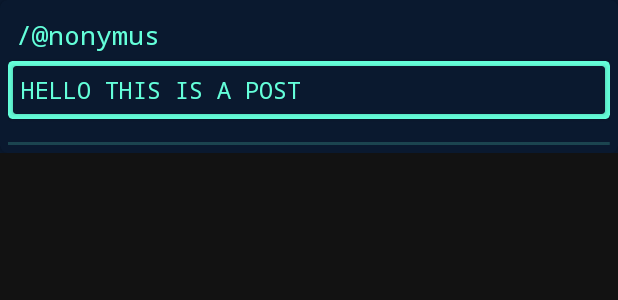
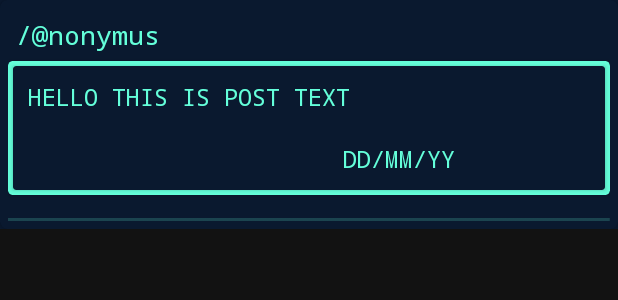
Before and after one commit to hiteshshimpi-55/Speak-Up, an Android app: the layout single_post_view.xml on its own in the app's theme, with its tools: preview values and no code run, on a phone screen of 412 x 824 dp. Shown: the top 300 px of the screen. Run offline under Robolectric (Android 15) with nearby library versions, the phone set to English and light mode, and no system bars.

```diff
--- a/app/src/main/java/com/example/apollo/NewPostActivity.java
+++ b/app/src/main/java/com/example/apollo/NewPostActivity.java
@@ -72,7 +72,7 @@ public class NewPostActivity extends AppCompatActivity {
                             Map<String,Object> postMap = new HashMap<>();
                             postMap.put("Post_Content",text);
                             postMap.put("User",currUser);
-                            postMap.put("TimeStamp",FieldValue.serverTimestamp().toString());
+                            postMap.put("TimeStamp",FieldValue.serverTimestamp());
 
                             firestore.collection("Posts").add(postMap).addOnCompleteListener(new OnCompleteListener<DocumentReference>() {
 
@@ -98,6 +98,7 @@ public class NewPostActivity extends AppCompatActivity {
                 {
                       Toast.makeText(NewPostActivity.this,"Error in posting",Toast.LENGTH_SHORT).show();
                 }
+                firestore.collection("Posts").document().update("TimeStamp",FieldValue.serverTimestamp());
             }
         });
     }
--- a/app/src/main/res/layout/activity_new_post.xml
+++ b/app/src/main/res/layout/activity_new_post.xml
@@ -34,6 +34,7 @@
         android:inputType="textMultiLine"
         android:padding="10dp"
         android:textColorHint="#AD64FFDA"
+        android:textColor="@color/bluish_green"
         app:layout_constraintEnd_toEndOf="parent"
         app:layout_constraintHorizontal_bias="0.529"
         app:layout_constraintStart_toStartOf="parent"
--- a/app/src/main/res/layout/single_post_view.xml
+++ b/app/src/main/res/layout/single_post_view.xml
@@ -65,15 +65,43 @@
                             app:layout_constraintStart_toStartOf="parent"
                             app:layout_constraintTop_toTopOf="parent">
 
-                            <TextView
-                                android:id="@+id/post_content"
+                            <androidx.constraintlayout.widget.ConstraintLayout
                                 android:layout_width="match_parent"
-                                android:layout_height="wrap_content"
-                                android:fontFamily="monospace"
-                                android:padding="5dp"
-                                android:text="HELLO THIS IS A POST"
-                                android:textColor="@color/bluish_green"
-                                android:textSize="15sp" />
+                                android:layout_height="match_parent">
+
+                                <LinearLayout
+                                    android:layout_width="match_parent"
+                                    android:layout_height="wrap_content"
+                                    android:orientation="vertical"
+                                    app:layout_constraintBottom_toBottomOf="parent"
+                                    app:layout_constraintEnd_toEndOf="parent"
+                                    app:layout_constraintStart_toStartOf="parent"
+                                    app:layout_constraintTop_toTopOf="parent">
+
+                                    <TextView
+                                        android:id="@+id/post_content"
+                                        android:layout_width="match_parent"
+                                        android:layout_height="wrap_content"
+                                        android:text="HELLO THIS IS POST TEXT"
+                                        android:padding="10dp"
+                                        android:fontFamily="monospace"
+                                        android:textColor="@color/bluish_green"
+                                        android:textSize="15sp"
+                                        />
+
+                                    <TextView
+                                        android:layout_width="wrap_content"
+                                        android:layout_height="wrap_content"
+                                        android:textSize="15sp"
+                                        android:padding="10dp"
+                                        android:textColor="@color/bluish_green"
+                                        android:fontFamily="monospace"
+                                        android:id="@+id/date"
+                                        android:layout_marginStart="210dp"
+                                        android:text="DD/MM/YY" />
+
+                                </LinearLayout>
+                            </androidx.constraintlayout.widget.ConstraintLayout>
                         </androidx.cardview.widget.CardView>
                     </androidx.constraintlayout.widget.ConstraintLayout>
                 </androidx.cardview.widget.CardView>
--- a/app/src/main/res/values/colors.xml
+++ b/app/src/main/res/values/colors.xml
@@ -7,6 +7,7 @@
     <color name="teal_700">#FF018786</color>
     <color name="black">#FF000000</color>
     <color name="navyBlue">#0A192F</color>
+    <color name="navyBlue2">#0e1d33</color>
     <color name="white">#FFFFFFFF</color>
     <color name="bluish_green_dark">#00C193</color>
     <color name="bluish_green">#64FFDA</color>
```
Also changed, not shown: app/src/main/java/com/example/apollo/BlogPost.java (+9 -7 lines), app/src/main/java/com/example/apollo/BlogPostAdapter.java (+11 -0 lines), app/src/main/java/com/example/apollo/HomeFragment.java (+13 -3 lines).
